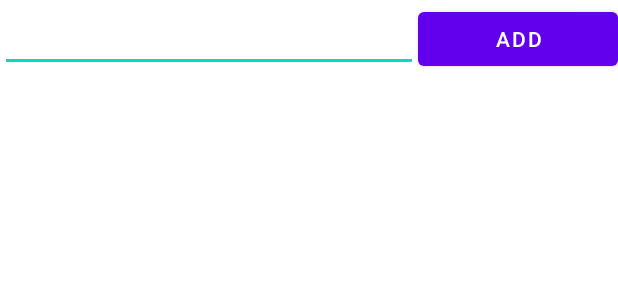
After one commit to lzpavel/AndroidGuiTest, an Android app: the layout activity_recycler_view.xml on its own in the app's theme, with its tools: preview values and no code run, on a phone screen of 412 x 824 dp. The commit adds this screen. Shown: the top 300 px of the screen. Run offline under Robolectric (Android 15) with nearby library versions, the phone set to English and light mode, and no system bars.

Commit message:
Add RecyclerView

```diff
--- a/app/src/main/AndroidManifest.xml
+++ b/app/src/main/AndroidManifest.xml
@@ -18,10 +18,10 @@
         android:roundIcon="@mipmap/ic_launcher_round"
         android:supportsRtl="true"
         android:theme="@style/Theme.GUITest">
+        <activity android:name=".RecyclerViewActivity"></activity>
         <activity
             android:name=".UielmActivity"
-            android:label="@string/title_activity_uielements2" />
-          <!--  android:theme="@style/Theme.GUITest.NoActionBar" -->
+            android:label="@string/title_activity_uielements2" /> <!-- android:theme="@style/Theme.GUITest.NoActionBar" -->
         <activity android:name=".UiElementsActivity" />
         <activity
             android:name=".MDFItemListActivity"
--- /dev/null
+++ b/app/src/main/res/layout/activity_recycler_view.xml
@@ -0,0 +1,41 @@
+<?xml version="1.0" encoding="utf-8"?>
+<LinearLayout xmlns:android="http://schemas.android.com/apk/res/android"
+    xmlns:app="http://schemas.android.com/apk/res-auto"
+    xmlns:tools="http://schemas.android.com/tools"
+    android:layout_width="match_parent"
+    android:layout_height="match_parent"
+    android:orientation="vertical"
+    tools:context=".RecyclerViewActivity">
+
+    <LinearLayout
+        android:layout_width="match_parent"
+        android:layout_height="wrap_content"
+        android:orientation="horizontal">
+
+        <EditText
+            android:id="@+id/editTextAddToRecycler"
+            android:layout_width="wrap_content"
+            android:layout_height="wrap_content"
+            android:layout_weight="1"
+            android:ems="10"
+            android:inputType="textPersonName"
+            android:textSize="20sp" />
+
+        <Button
+            android:id="@+id/buttonAddToRecycler"
+            android:layout_width="wrap_content"
+            android:layout_height="wrap_content"
+            android:layout_weight="1"
+            android:text="Add" />
+    </LinearLayout>
+
+    <androidx.recyclerview.widget.RecyclerView
+        android:id="@+id/recyclerView"
+        android:layout_width="wrap_content"
+        android:layout_height="wrap_content"
+        android:layout_marginStart="8dp"
+        android:layout_marginTop="8dp"
+        android:layout_marginEnd="8dp"
+        android:layout_marginBottom="8dp" />
+
+</LinearLayout>
--- a/app/src/main/res/values/strings.xml
+++ b/app/src/main/res/values/strings.xml
@@ -168,4 +168,5 @@
     <string name="sfn_buttons">Buttons</string>
     <string name="sfn_text">Text</string>
     <string name="sfn_widgets">Widgets</string>
+
 </resources>
--- a/build.gradle
+++ b/build.gradle
@@ -5,7 +5,7 @@ buildscript {
         jcenter()
     }
     dependencies {
-        classpath 'com.android.tools.build:gradle:4.2.1'
+        classpath 'com.android.tools.build:gradle:4.2.2'
 
         // NOTE: Do not place your application dependencies here; they belong
         // in the individual module build.gradle files
```
Also changed, not shown: app/src/main/java/ru/pfl/guitest/MainActivity.java (+9 -2 lines), app/src/main/java/ru/pfl/guitest/RecyclerItem.java (added, +41 -0 lines), app/src/main/java/ru/pfl/guitest/RecyclerViewActivity.java (added, +85 -0 lines), app/src/main/res/layout/activity_main.xml (+7 -0 lines), app/src/main/res/layout/activity_recycler_view_item.xml (added, +13 -0 lines).
